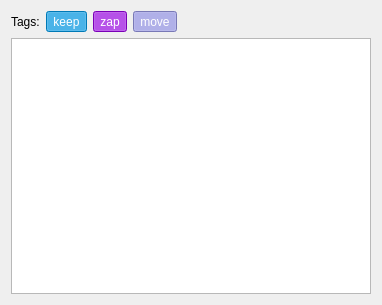
The window that src/gui/playlistview.ui (setvisible/music-zapper) describes before a commit, drawn with Qt 5.
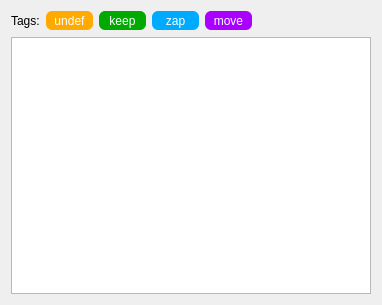
The same window after the commit.

Commit message: changed the style of the tags in the PlaylistView

The edit to the form file:
```diff
--- a/src/gui/playlistview.ui
+++ b/src/gui/playlistview.ui
@@ -23,6 +23,33 @@
        </property>
       </widget>
      </item>
+     <item>
+      <widget class="QToolButton" name="undefFilterButton">
+       <property name="cursor">
+        <cursorShape>PointingHandCursor</cursorShape>
+       </property>
+       <property name="styleSheet">
+        <string notr="true">QToolButton {
+	background-color: rgb(255, 170, 0);
+	color: rgb(255, 255, 255);
+	border: 0px none;
+	border-radius: 6px;
+	height: 12px;
+	width: 40px;
+	padding: 2px;
+}
+
+QToolButton:checked {
+	background-color: rgb(220, 220, 220);
+	color: rgb(250, 250, 250);
+  }
+</string>
+       </property>
+       <property name="text">
+        <string>undef</string>
+       </property>
+      </widget>
+     </item>
      <item>
       <widget class="QToolButton" name="keepFilterButton">
        <property name="cursor">
@@ -30,21 +57,24 @@
        </property>
        <property name="styleSheet">
         <string notr="true">QToolButton {
-    background-color: rgb(0, 170, 255);
-	alternate-background-color: rgb(0, 170, 204);
-    color: rgb(255, 255, 255);
-	selection-background-color: rgb(0, 170, 128);
-}</string>
+	background-color: rgb(0, 170, 0);
+	color: rgb(255, 255, 255);
+	border: 0px none;
+	border-radius: 6px;
+	height: 12px;
+	width: 40px;
+	padding: 2px;
+}
+
+QToolButton:checked {
+	background-color: rgb(220, 220, 220);
+	color: rgb(250, 250, 250);
+  }
+</string>
        </property>
        <property name="text">
         <string>keep</string>
        </property>
-       <property name="checkable">
-        <bool>true</bool>
-       </property>
-       <property name="checked">
-        <bool>true</bool>
-       </property>
        <property name="autoRaise">
         <bool>true</bool>
        </property>
@@ -57,21 +87,24 @@
        </property>
        <property name="styleSheet">
         <string notr="true">QToolButton {
-    background-color: rgb(170, 0, 255);
-	alternate-background-color: rgb(170, 0, 204);
-    color: rgb(255, 255, 255);
-	selection-background-color: rgb(170, 0, 128);
-}</string>
+	background-color: rgb(0, 170, 255);
+	color: rgb(255, 255, 255);
+	border: 0px none;
+	border-radius: 6px;
+	height: 12px;
+	width: 40px;
+	padding: 2px;
+}
+
+QToolButton:checked {
+	background-color: rgb(220, 220, 220);
+	color: rgb(250, 250, 250);
+  }
+</string>
        </property>
        <property name="text">
         <string>zap</string>
        </property>
-       <property name="checkable">
-        <bool>true</bool>
-       </property>
-       <property name="checked">
-        <bool>true</bool>
-       </property>
        <property name="autoRaise">
         <bool>true</bool>
        </property>
@@ -84,22 +117,24 @@
        </property>
        <property name="styleSheet">
         <string notr="true">QToolButton {
-    background-color: rgb(170, 170, 255);
-	alternate-background-color: rgb(170, 170, 204);
-    color: rgb(255, 255, 255);
-	selection-background-color: rgb(170, 170, 128);
+	background-color: rgb(170, 0, 255);
+	color: rgb(255, 255, 255);
+	border: 0px none;
+	border-radius: 6px;
+	height: 12px;
+	width: 40px;
+	padding: 2px;
 }
+
+QToolButton:checked {
+	background-color: rgb(220, 220, 220);
+	color: rgb(250, 250, 250);
+  }
 </string>
        </property>
        <property name="text">
         <string>move</string>
        </property>
-       <property name="checkable">
-        <bool>true</bool>
-       </property>
-       <property name="checked">
-        <bool>true</bool>
-       </property>
        <property name="autoRaise">
         <bool>true</bool>
        </property>
@@ -121,7 +156,7 @@
     </layout>
    </item>
    <item>
-    <widget class="QListView" name="listView"/>
+    <widget class="QTableView" name="tableView"/>
    </item>
   </layout>
  </widget>
```
